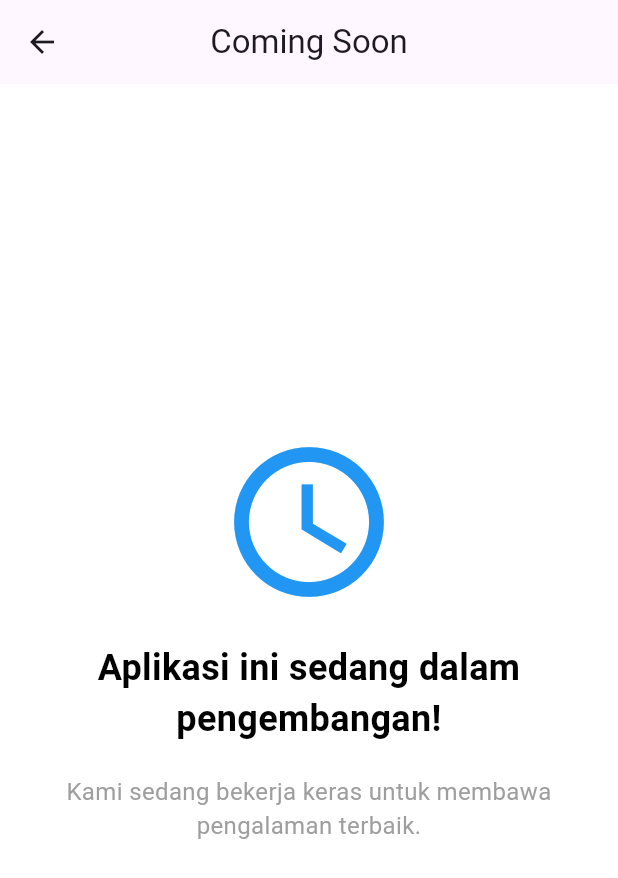
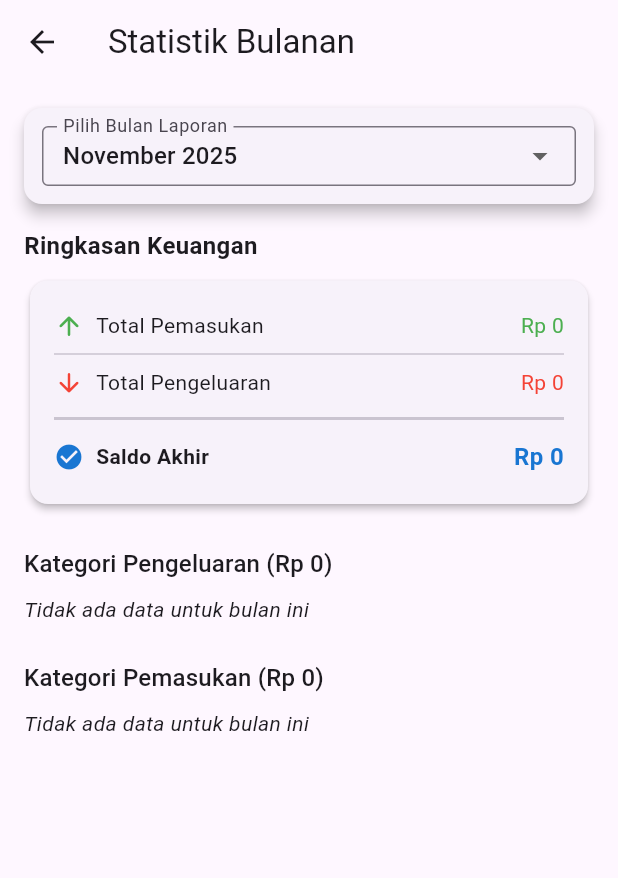
Before and after one commit to rafly28/flutter-budgeting, a Flutter app: the DashboardPage screen opened by its route, after a tap on "Statistic", on a phone screen of 412 x 824 dp. Shown: the top 878 px of the screen. Run offline on Flutter 3.47's test engine with Material 3 defaults, Android fonts, the phone set to English and light mode, and no system bars; our stand-ins replace hive, hive_flutter, table_calendar; accounts and stored records are empty.

Commit message:
Add statistic page UX/UI

```diff
--- a/lib/controllers/expense_controller.dart
+++ b/lib/controllers/expense_controller.dart
@@ -121,4 +121,42 @@ class ExpenseController extends ChangeNotifier {
       notifyListeners();
     }
   }
+    // Ambil ringkasan bulanan (total pemasukan, pengeluaran, saldo)
+  Map<String, double> getMonthlySummary(int year, int month) {
+    final monthlyExpenses = getExpensesByMonth(year, month);
+    double income = 0;
+    double expense = 0;
+
+    for (var e in monthlyExpenses) {
+      if (e.type == "income") {
+        income += e.amount;
+      } else if (e.type == "expense") {
+        expense += e.amount;
+      }
+    }
+
+    return {
+      "income": income,
+      "expense": expense,
+      "balance": income - expense,
+    };
+  }
+
+  // Ambil detail kategori (berapa total per kategori dalam sebulan)
+  Map<String, double> getCategoryBreakdown(int year, int month, {String? type}) {
+    final monthlyExpenses = getExpensesByMonth(year, month);
+    final Map<String, double> breakdown = {};
+
+    for (var e in monthlyExpenses) {
+      if (type != null && e.type != type) continue;
+
+      breakdown[e.category] = (breakdown[e.category] ?? 0) + e.amount;
+    }
+
+    // urutkan dari yang terbesar
+    final sortedEntries = breakdown.entries.toList()
+      ..sort((a, b) => b.value.compareTo(a.value));
+
+    return Map.fromEntries(sortedEntries);
+  }
 }
--- a/lib/pages/dashboard_page.dart
+++ b/lib/pages/dashboard_page.dart
@@ -11,6 +11,7 @@ import '../utils/currency_input_formatter.dart';
 import 'history_page.dart';
 import 'add_expense_page.dart';
 import 'coming_soon.dart';
+import 'statistic_page.dart';
 
 class DashboardPage extends StatelessWidget {
   const DashboardPage({super.key});
@@ -74,7 +75,7 @@ class DashboardPage extends StatelessWidget {
                 icon: Icons.bar_chart,
                 onTap: () => Navigator.push(
                   context,
-                  MaterialPageRoute(builder: (_) => ComingSoonPage()),
+                  MaterialPageRoute(builder: (_) => StatisticPage()),
                 ),
               ),
             ],
--- /dev/null
+++ b/lib/pages/statistic_page.dart
@@ -0,0 +1,238 @@
+import 'package:flutter/material.dart';
+import 'package:intl/intl.dart';
+import 'package:provider/provider.dart';
+
+import '../controllers/expense_controller.dart';
+import '../utils/currency_input_formatter.dart';
+
+class StatisticPage extends StatefulWidget {
+  const StatisticPage({super.key});
+
+  @override
+  State<StatisticPage> createState() => _StatisticPageState();
+}
+
+class _StatisticPageState extends State<StatisticPage> {
+  late DateTime _selectedMonth;
+
+  @override
+  void initState() {
+    super.initState();
+    // Inisialisasi: Pilih bulan saat ini
+    final now = DateTime.now();
+    _selectedMonth = DateTime(now.year, now.month);
+  }
+
+  // Fungsi utilitas untuk mendapatkan daftar 4 bulan terakhir (termasuk bulan saat ini)
+  List<DateTime> _getAvailableMonths(DateTime current) {
+    List<DateTime> months = [];
+    // Loop 4 kali (untuk bulan 0, -1, -2, -3)
+    for (int i = 0; i < 3; i++) {
+      // Menggunakan constructor DateTime untuk mundur secara otomatis (misal, jika Jan - 1, maka menjadi Des tahun lalu)
+      months.add(DateTime(current.year, current.month - i));
+    }
+    // Urutkan dari yang terbaru ke yang terlama (bulan saat ini di atas)
+    months.sort((a, b) => b.compareTo(a));
+    return months;
+  }
+
+  @override
+  Widget build(BuildContext context) {
+    final controller = context.watch<ExpenseController>();
+    final year = _selectedMonth.year;
+    final month = _selectedMonth.month;
+
+    final now = DateTime.now();
+    final availableMonths = _getAvailableMonths(now);
+
+    final summary = controller.getMonthlySummary(year, month);
+    final expenseBreakdown =
+        controller.getCategoryBreakdown(year, month, type: "expense");
+    final incomeBreakdown =
+        controller.getCategoryBreakdown(year, month, type: "income");
+
+    return Scaffold(
+      appBar: AppBar(
+        title: const Text("Statistik Bulanan"),
+      ),
+      body: SingleChildScrollView(
+        padding: const EdgeInsets.all(16),
+        child: Column(
+          crossAxisAlignment: CrossAxisAlignment.start,
+          children: [
+            // Dropdown di dalam Card agar lebih menonjol
+            Card(
+              margin: const EdgeInsets.only(bottom: 16.0),
+              elevation: 4,
+              child: Padding(
+                padding: const EdgeInsets.all(12.0),
+                child: DropdownButtonFormField<DateTime>(
+                  initialValue: availableMonths.contains(_selectedMonth)
+                      ? _selectedMonth
+                      : availableMonths.first,
+                  decoration: const InputDecoration(
+                    labelText: "Pilih Bulan Laporan",
+                    border: OutlineInputBorder(),
+                    contentPadding:
+                        EdgeInsets.symmetric(horizontal: 10, vertical: 8),
+                    isDense: true,
+                  ),
+                  items: availableMonths.map((date) {
+                    return DropdownMenuItem(
+                      value: date,
+                      child:
+                          Text(DateFormat('MMMM yyyy', 'id_ID').format(date)),
+                    );
+                  }).toList(),
+                  onChanged: (DateTime? newValue) {
+                    if (newValue != null) {
+                      setState(() {
+                        _selectedMonth = newValue;
+                      });
+                    }
+                  },
+                ),
+              ),
+            ),
+
+            // 📊 Ringkasan bulanan
+            const Text("Ringkasan Keuangan",
+                style: TextStyle(fontSize: 16, fontWeight: FontWeight.bold)),
+            const SizedBox(height: 8),
+            Card(
+              elevation: 2,
+              child: Padding(
+                padding: const EdgeInsets.all(16),
+                child: Column(
+                  children: [
+                    _buildSummaryRow(
+                      "Total Pemasukan",
+                      CurrencyInputFormatter.format(summary["income"] ?? 0),
+                      Colors.green,
+                      Icons.arrow_upward_rounded,
+                    ),
+                    const Divider(height: 10),
+                    _buildSummaryRow(
+                      "Total Pengeluaran",
+                      CurrencyInputFormatter.format(summary["expense"] ?? 0),
+                      Colors.red,
+                      Icons.arrow_downward_rounded,
+                    ),
+                    const Divider(height: 20, thickness: 2),
+                    _buildSummaryRow(
+                      "Saldo Akhir",
+                      CurrencyInputFormatter.format(summary["balance"] ?? 0),
+                      // Saldo negatif merah, Saldo positif hijau/biru
+                      (summary["balance"] ?? 0) < 0 ? Colors.red.shade700 : Colors.blue.shade700,
+                      (summary["balance"] ?? 0) >= 0 ? Icons.check_circle : Icons.warning_rounded,
+                      isBold: true,
+                    ),
+                  ],
+                ),
+              ),
+            ),
+            const SizedBox(height: 24),
+
+            // 📈 Breakdown pengeluaran
+            Text(
+              "Kategori Pengeluaran (${CurrencyInputFormatter.format(summary["expense"] ?? 0)})",
+              style: Theme.of(context).textTheme.titleMedium,
+            ),
+            const SizedBox(height: 8),
+            _buildCategoryList(expenseBreakdown, summary["expense"] ?? 0, Colors.red),
+
+            const SizedBox(height: 24),
+
+            // 📈 Breakdown pemasukan
+            Text(
+              "Kategori Pemasukan (${CurrencyInputFormatter.format(summary["income"] ?? 0)})",
+              style: Theme.of(context).textTheme.titleMedium,
+            ),
+            const SizedBox(height: 8),
+            _buildCategoryList(incomeBreakdown, summary["income"] ?? 0, Colors.green),
+          ],
+        ),
+      ),
+    );
+  }
+
+  // Widget Summary Row diperbarui untuk menyertakan ikon
+  Widget _buildSummaryRow(String label, String value, Color color, IconData icon,
+      {bool isBold = false}) {
+    return Padding(
+      padding: const EdgeInsets.symmetric(vertical: 4),
+      child: Row(
+        mainAxisAlignment: MainAxisAlignment.spaceBetween,
+        children: [
+          Row(
+            children: [
+              Icon(icon, color: color, size: 20),
+              const SizedBox(width: 8),
+              Text(
+                label,
+                style: TextStyle(
+                  fontWeight: isBold ? FontWeight.bold : FontWeight.normal,
+                ),
+              ),
+            ],
+          ),
+          Text(
+            value,
+            style: TextStyle(
+              color: color,
+              fontWeight: isBold ? FontWeight.bold : FontWeight.normal,
+              fontSize: isBold ? 16 : 14,
+            ),
+          ),
+        ],
+      ),
+    );
+  }
+
+  // Widget Category List diperbarui untuk menyertakan progress bar
+  Widget _buildCategoryList(
+      Map<String, double> data, double total, Color color) {
+    if (data.isEmpty) {
+      return const Text("Tidak ada data untuk bulan ini", style: TextStyle(fontStyle: FontStyle.italic));
+    }
+
+    return Column(
+      children: data.entries.map((entry) {
+        final percentage = total > 0 ? (entry.value / total) : 0.0;
+        final percentageString = (percentage * 100).toStringAsFixed(1);
+
+        return Padding(
+          padding: const EdgeInsets.symmetric(vertical: 6.0),
+          child: Column(
+            crossAxisAlignment: CrossAxisAlignment.start,
+            children: [
+              Row(
+                mainAxisAlignment: MainAxisAlignment.spaceBetween,
+                children: [
+                  Text(
+                    entry.key,
+                    style: const TextStyle(fontWeight: FontWeight.w500),
+                  ),
+                  Text(
+                    "${CurrencyInputFormatter.format(entry.value)} ($percentageString%)",
+                    style: TextStyle(color: color, fontWeight: FontWeight.bold),
+                  ),
+                ],
+              ),
+              const SizedBox(height: 4),
+              ClipRRect(
+                borderRadius: BorderRadius.circular(4),
+                child: LinearProgressIndicator(
+                  value: percentage,
+                  backgroundColor: color.withOpacity(0.2),
+                  valueColor: AlwaysStoppedAnimation<Color>(color),
+                  minHeight: 8,
+                ),
+              ),
+            ],
+          ),
+        );
+      }).toList(),
+    );
+  }
+}
--- a/lib/utils/currency_input_formatter.dart
+++ b/lib/utils/currency_input_formatter.dart
@@ -16,7 +16,7 @@ class CurrencyInputFormatter extends TextInputFormatter {
 
     // buang semua tanda non-digit
     final digitsOnly = newValue.text.replaceAll(RegExp(r'[^0-9]'), '');
-    final number = int.parse(digitsOnly);
+    final number = int.tryParse(digitsOnly);
 
     final newString = _formatter.format(number);
 
```
Also changed, not shown: lib/pages/add_expense_page.dart (+180 -73 lines).
